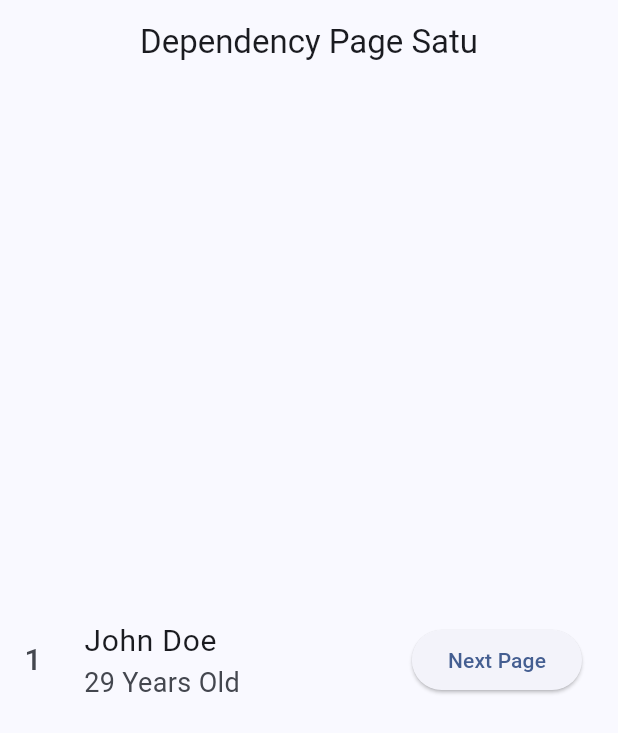
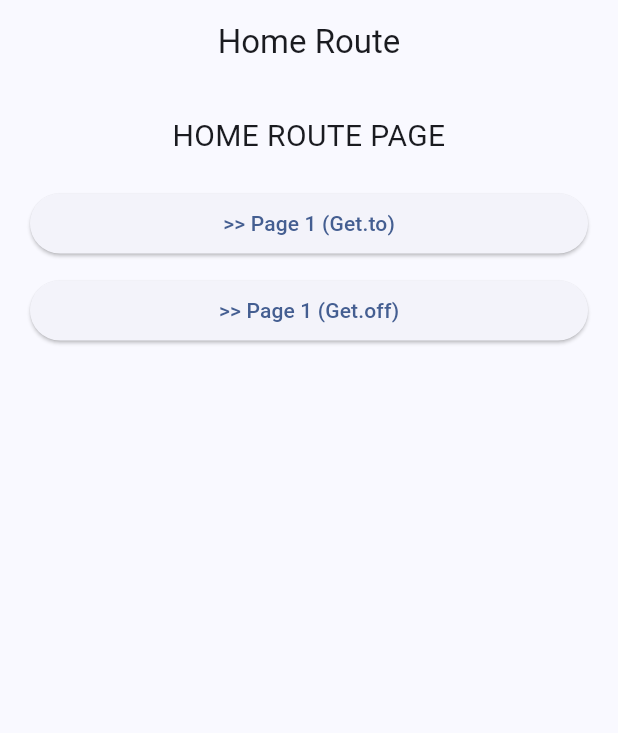
Before and after one commit to naufalrdev/belajar_getx, a Flutter app: the screen it shows after launch, on a phone screen of 412 x 824 dp. Shown: the top 733 px of the screen. Run offline on Flutter 3.47's test engine with Material 3 defaults, Android fonts, the phone set to English and light mode, and no system bars; our stand-ins replace get, lottie.

Commit message:
Add: Route GetX Management

```diff
--- a/lib/main.dart
+++ b/lib/main.dart
@@ -1,4 +1,4 @@
-import 'package:belajar_getx/pages/dependency_satu_screen.dart';
+import 'package:belajar_getx/pages/home_route_screen.dart';
 import 'package:flutter/material.dart';
 import 'package:get/get.dart';
 
@@ -20,7 +20,7 @@ class MyApp extends StatelessWidget {
         colorScheme: ColorScheme.fromSeed(seedColor: Colors.blueAccent),
         useMaterial3: true,
       ),
-      home: DependencySatuScreen(),
+      home: HomeRouteScreen(),
     );
   }
 }
--- /dev/null
+++ b/lib/pages/home_route_screen.dart
@@ -0,0 +1,50 @@
+import 'package:belajar_getx/pages/page_satu_route.dart';
+import 'package:flutter/material.dart';
+import 'package:get/get.dart';
+
+class HomeRouteScreen extends StatelessWidget {
+  const HomeRouteScreen({super.key});
+
+  @override
+  Widget build(BuildContext context) {
+    return Scaffold(
+      appBar: AppBar(title: Text("Home Route"), centerTitle: true),
+      body: ListView(
+        padding: EdgeInsets.all(20),
+        children: [
+          Text(
+            "HOME ROUTE PAGE",
+            style: TextStyle(fontSize: 20),
+            textAlign: TextAlign.center,
+          ),
+          SizedBox(height: 20),
+          ElevatedButton(
+            onPressed: () {
+              // Navigator.push(
+              //   context,
+              //   MaterialPageRoute(builder: (context) => PageSatuRoute()),
+              // );
+
+              // ========== Navigator push = Get.to ==========
+              Get.to(() => PageSatuRoute());
+            },
+            child: Text(">> Page 1 (Get.to)"),
+          ),
+          SizedBox(height: 10),
+          ElevatedButton(
+            onPressed: () {
+              // Navigator.pushReplacement(
+              //   context,
+              //   MaterialPageRoute(builder: (context) => PageSatuRoute()),
+              // );
+
+              // ========== Navigator pushReplacement = Get.off ==========
+              Get.off(() => PageSatuRoute());
+            },
+            child: Text(">> Page 1 (Get.off)"),
+          ),
+        ],
+      ),
+    );
+  }
+}
--- /dev/null
+++ b/lib/pages/page_satu_route.dart
@@ -0,0 +1,24 @@
+import 'package:flutter/material.dart';
+
+class PageSatuRoute extends StatelessWidget {
+  const PageSatuRoute({super.key});
+
+  @override
+  Widget build(BuildContext context) {
+    return Scaffold(
+      appBar: AppBar(title: Text("Page Satu Route"), centerTitle: true),
+      body: Center(
+        child: Column(
+          mainAxisAlignment: MainAxisAlignment.center,
+          children: [
+            Text("PAGE SATU ROUTE"),
+            SizedBox(height: 20),
+            ElevatedButton(onPressed: () {}, child: Text(">> Page 2")),
+            SizedBox(height: 10),
+            ElevatedButton(onPressed: () {}, child: Text("<< Back to Home")),
+          ],
+        ),
+      ),
+    );
+  }
+}
```
Also changed, not shown: lib/pages/page_dua_route.dart (added), lib/pages/page_empat_route.dart (added), lib/pages/page_lima_route.dart (added), lib/pages/page_tiga_route.dart (added).
